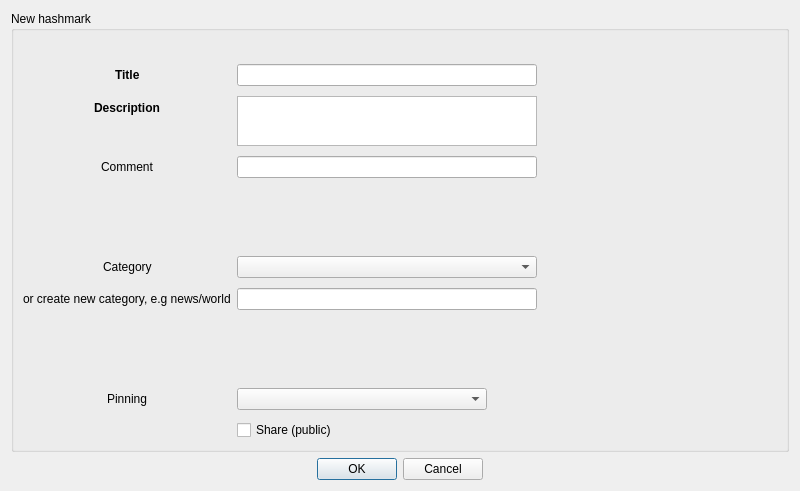
The window that galacteek/ui/forms/addhashmarkdialog.ui (pinnaculum/galacteek) describes before a commit, drawn with Qt 5.
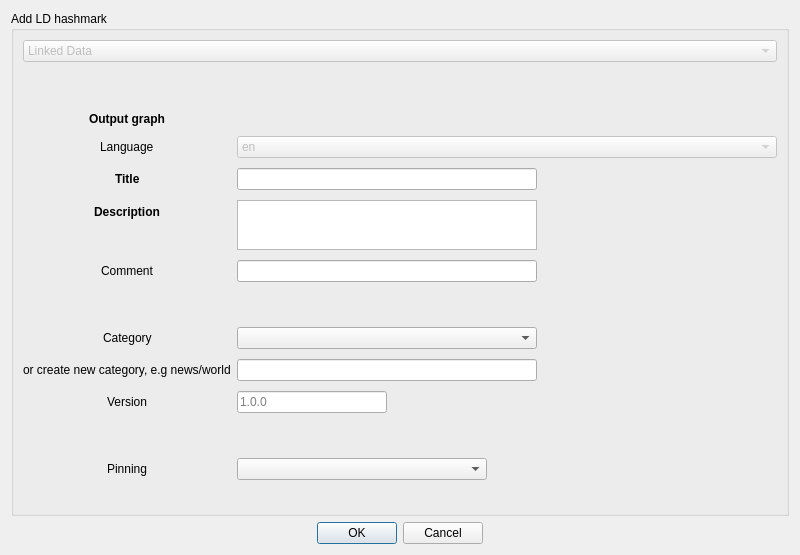
The same window after the commit. Icons and pictures are not drawn.

Commit message: tags and hashmarks are now in RDF

```diff
--- a/galacteek/ui/forms/addhashmarkdialog.ui
+++ b/galacteek/ui/forms/addhashmarkdialog.ui
@@ -7,7 +7,7 @@
     <x>0</x>
     <y>0</y>
     <width>800</width>
-    <height>491</height>
+    <height>555</height>
    </rect>
   </property>
   <property name="sizePolicy">
@@ -36,9 +36,51 @@
    <item>
     <widget class="QGroupBox" name="groupBox">
      <property name="title">
-      <string>New hashmark</string>
+      <string>Add LD hashmark</string>
      </property>
      <layout class="QVBoxLayout" name="verticalLayout_2">
+      <item>
+       <widget class="QComboBox" name="storageFormat">
+        <property name="enabled">
+         <bool>false</bool>
+        </property>
+        <item>
+         <property name="text">
+          <string>Linked Data</string>
+         </property>
+        </item>
+        <item>
+         <property name="text">
+          <string>SQLite database</string>
+         </property>
+        </item>
+       </widget>
+      </item>
+      <item>
+       <widget class="QLabel" name="resourceLabel">
+        <property name="minimumSize">
+         <size>
+          <width>0</width>
+          <height>0</height>
+         </size>
+        </property>
+        <property name="maximumSize">
+         <size>
+          <width>1024</width>
+          <height>16777215</height>
+         </size>
+        </property>
+        <property name="font">
+         <font>
+          <weight>75</weight>
+          <bold>true</bold>
+         </font>
+        </property>
+        <property name="text">
+         <string/>
+        </property>
+       </widget>
+      </item>
       <item>
        <layout class="QFormLayout" name="formLayout">
         <property name="labelAlignment">
@@ -57,39 +99,46 @@
           </property>
          </widget>
         </item>
-        <item row="0" column="1">
-         <widget class="QLabel" name="resourceLabel">
-          <property name="minimumSize">
-           <size>
-            <width>0</width>
-            <height>0</height>
-           </size>
-          </property>
-          <property name="maximumSize">
-           <size>
-            <width>400</width>
-            <height>16777215</height>
-           </size>
-          </property>
-          <property name="font">
-           <font>
-            <weight>75</weight>
-            <bold>true</bold>
-           </font>
-          </property>
-          <property name="text">
-           <string/>
-          </property>
-         </widget>
-        </item>
         <item row="1" column="0">
+         <widget class="QLabel" name="label_5">
+          <property name="toolTip">
+           <string>&lt;html&gt;&lt;head/&gt;&lt;body&gt;&lt;p&gt;Select which RDF graph the hashmark will be stored into.&lt;/p&gt;&lt;p&gt;&lt;br/&gt;&lt;/p&gt;&lt;p&gt;You can store it in a private graph, or in one of the public graphs available.&lt;/p&gt;&lt;/body&gt;&lt;/html&gt;</string>
+          </property>
+          <property name="text">
+           <string>&lt;html&gt;&lt;head/&gt;&lt;body&gt;&lt;p&gt;&lt;span style=&quot; font-weight:600;&quot;&gt;Output graph&lt;/span&gt;&lt;/p&gt;&lt;/body&gt;&lt;/html&gt;</string>
+          </property>
+         </widget>
+        </item>
+        <item row="1" column="1">
+         <layout class="QHBoxLayout" name="gSelectorLayout"/>
+        </item>
+        <item row="3" column="0">
+         <widget class="QLabel" name="label_9">
+          <property name="text">
+           <string>Language</string>
+          </property>
+         </widget>
+        </item>
+        <item row="3" column="1">
+         <widget class="QComboBox" name="language">
+          <property name="enabled">
+           <bool>false</bool>
+          </property>
+          <item>
+           <property name="text">
+            <string>en</string>
+           </property>
+          </item>
+         </widget>
+        </item>
+        <item row="4" column="0">
          <widget class="QLabel" name="label">
           <property name="text">
            <string>&lt;html&gt;&lt;head/&gt;&lt;body&gt;&lt;p&gt;&lt;span style=&quot; font-weight:600;&quot;&gt;Title&lt;/span&gt;&lt;/p&gt;&lt;/body&gt;&lt;/html&gt;</string>
           </property>
          </widget>
         </item>
-        <item row="1" column="1">
+        <item row="4" column="1">
          <widget class="QLineEdit" name="title">
           <property name="sizePolicy">
            <sizepolicy hsizetype="Expanding" vsizetype="Fixed">
@@ -108,14 +157,14 @@
           </property>
          </widget>
         </item>
-        <item row="2" column="0">
+        <item row="5" column="0">
          <widget class="QLabel" name="label_7">
           <property name="text">
            <string>&lt;html&gt;&lt;head/&gt;&lt;body&gt;&lt;p&gt;&lt;span style=&quot; font-weight:600;&quot;&gt;Description&lt;/span&gt;&lt;/p&gt;&lt;/body&gt;&lt;/html&gt;</string>
           </property>
          </widget>
         </item>
-        <item row="2" column="1">
+        <item row="5" column="1">
          <widget class="QTextEdit" name="description">
           <property name="maximumSize">
            <size>
@@ -128,14 +177,14 @@
           </property>
          </widget>
         </item>
-        <item row="3" column="0">
+        <item row="6" column="0">
          <widget class="QLabel" name="label_6">
           <property name="text">
            <string>Comment</string>
           </property>
          </widget>
         </item>
-        <item row="3" column="1">
+        <item row="6" column="1">
          <widget class="QLineEdit" name="comment">
           <property name="maximumSize">
            <size>
@@ -148,7 +197,7 @@
           </property>
          </widget>
         </item>
-        <item row="4" column="1">
+        <item row="7" column="1">
          <spacer name="verticalSpacer">
           <property name="orientation">
            <enum>Qt::Vertical</enum>
@@ -161,14 +210,14 @@
           </property>
          </spacer>
         </item>
-        <item row="5" column="0">
+        <item row="8" column="0">
          <widget class="QLabel" name="label_2">
           <property name="text">
            <string>Category</string>
           </property>
          </widget>
         </item>
-        <item row="5" column="1">
+        <item row="8" column="1">
          <widget class="QComboBox" name="category">
           <property name="maximumSize">
            <size>
@@ -178,14 +227,14 @@
           </property>
          </widget>
         </item>
-        <item row="6" column="0">
+        <item row="9" column="0">
          <widget class="QLabel" name="label_4">
           <property name="text">
            <string>or create new category, e.g news/world</string>
           </property>
          </widget>
         </item>
-        <item row="6" column="1">
+        <item row="9" column="1">
          <widget class="QLineEdit" name="newCategory">
           <property name="maximumSize">
            <size>
@@ -198,7 +247,27 @@
           </property>
          </widget>
         </item>
-        <item row="7" column="1">
+        <item row="10" column="0">
+         <widget class="QLabel" name="label_10">
+          <property name="text">
+           <string>Version</string>
+          </property>
+         </widget>
+        </item>
+        <item row="10" column="1">
+         <widget class="QLineEdit" name="version">
+          <property name="maximumSize">
+           <size>
+            <width>150</width>
+            <height>16777215</height>
+           </size>
+          </property>
+          <property name="placeholderText">
+           <string>1.0.0</string>
+          </property>
+         </widget>
+        </item>
+        <item row="11" column="1">
          <spacer name="verticalSpacer_2">
           <property name="orientation">
            <enum>Qt::Vertical</enum>
@@ -211,14 +280,14 @@
           </property>
          </spacer>
         </item>
-        <item row="9" column="0">
+        <item row="13" column="0">
          <widget class="QLabel" name="label_8">
           <property name="text">
            <string>Pinning</string>
           </property>
          </widget>
         </item>
-        <item row="9" column="1">
+        <item row="13" column="1">
          <widget class="QComboBox" name="pinCombo">
           <property name="maximumSize">
            <size>
@@ -228,20 +297,13 @@
           </property>
          </widget>
         </item>
-        <item row="10" column="0">
+        <item row="14" column="0">
          <widget class="QLabel" name="label_3">
           <property name="text">
            <string/>
           </property>
          </widget>
         </item>
-        <item row="10" column="1">
-         <widget class="QCheckBox" name="share">
-          <property name="text">
-           <string>Share (public)</string>
-          </property>
-         </widget>
-        </item>
        </layout>
       </item>
      </layout>
```
Left out of the diff: 2 changed lines with no effect on the pictures. The commit also changes 58 other files.
